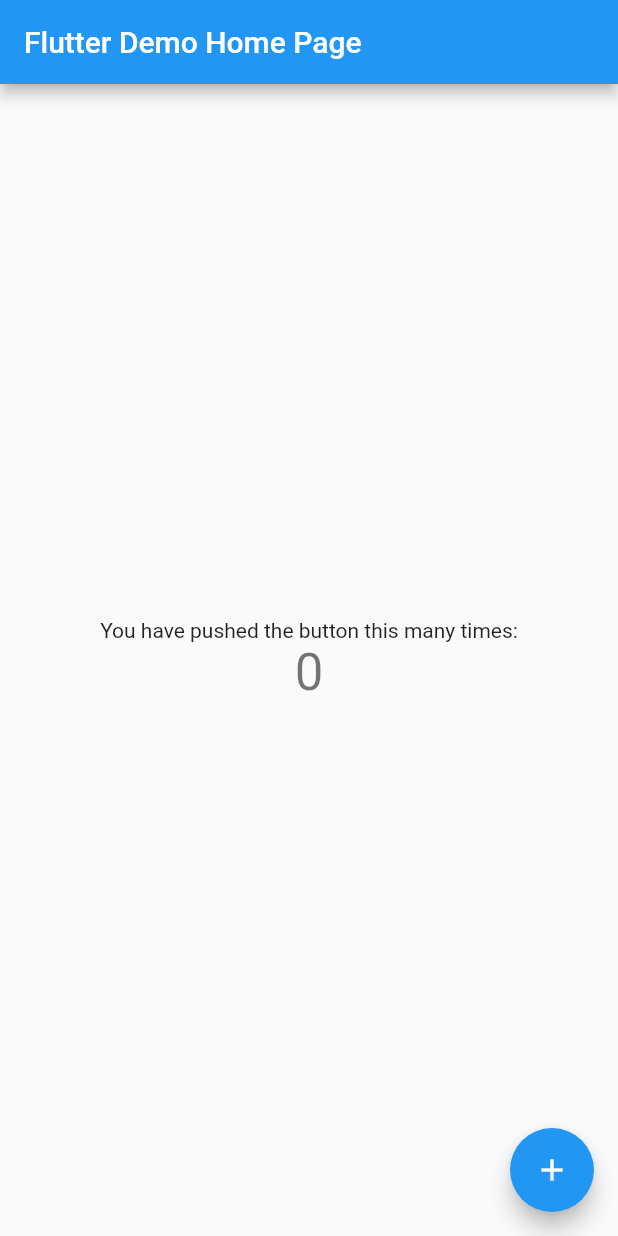
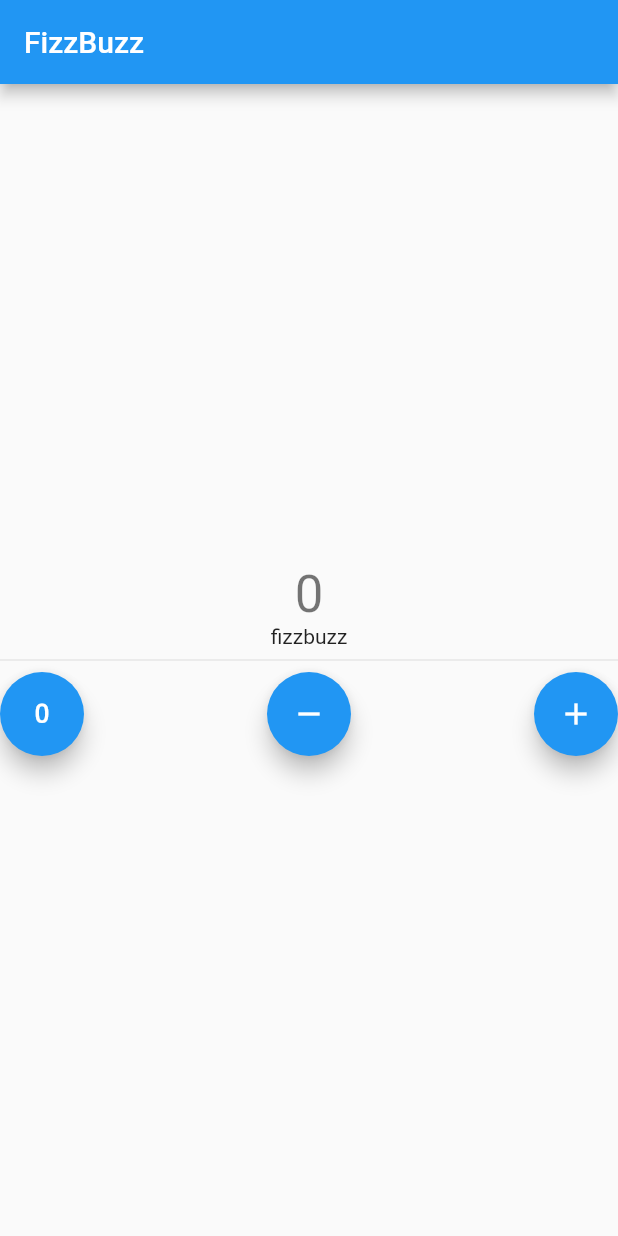
Before and after one commit to SiGMobileUIUC/WeeklyAssignments, a Flutter app: the screen it shows after launch, on a phone screen of 412 x 824 dp. Run offline on Flutter 3.47's test engine with Material 2 defaults, Android fonts, the phone set to English and light mode, and no system bars.

Commit message:
Update main.dart
added answer

```diff
--- a/weekly_assignment_1/lib/main.dart
+++ b/weekly_assignment_1/lib/main.dart
@@ -5,42 +5,21 @@ void main() {
 }
 
 class MyApp extends StatelessWidget {
-  const MyApp({super.key});
-
-  // This widget is the root of your application.
+  const MyApp({Key? key}) : super(key: key);
   @override
   Widget build(BuildContext context) {
     return MaterialApp(
-      title: 'Flutter Demo',
+      title: 'FizzBuzz',
       theme: ThemeData(
-        // This is the theme of your application.
-        //
-        // Try running your application with "flutter run". You'll see the
-        // application has a blue toolbar. Then, without quitting the app, try
-        // changing the primarySwatch below to Colors.green and then invoke
-        // "hot reload" (press "r" in the console where you ran "flutter run",
-        // or simply save your changes to "hot reload" in a Flutter IDE).
-        // Notice that the counter didn't reset back to zero; the application
-        // is not restarted.
         primarySwatch: Colors.blue,
       ),
-      home: const MyHomePage(title: 'Flutter Demo Home Page'),
+      home: const MyHomePage(title: 'FizzBuzz'),
     );
   }
 }
 
 class MyHomePage extends StatefulWidget {
-  const MyHomePage({super.key, required this.title});
-
-  // This widget is the home page of your application. It is stateful, meaning
-  // that it has a State object (defined below) that contains fields that affect
-  // how it looks.
-
-  // This class is the configuration for the state. It holds the values (in this
-  // case the title) provided by the parent (in this case the App widget) and
-  // used by the build method of the State. Fields in a Widget subclass are
-  // always marked "final".
-
+  const MyHomePage({Key? key, required this.title}) : super(key: key);
   final String title;
 
   @override
@@ -52,64 +31,70 @@ class _MyHomePageState extends State<MyHomePage> {
 
   void _incrementCounter() {
     setState(() {
-      // This call to setState tells the Flutter framework that something has
-      // changed in this State, which causes it to rerun the build method below
-      // so that the display can reflect the updated values. If we changed
-      // _counter without calling setState(), then the build method would not be
-      // called again, and so nothing would appear to happen.
       _counter++;
+    });
+  }
+
+  void _decrementCounter() {
+    setState(() {
+      _counter--;
+    });
+  }
+
+  void _zeroCounter() {
+    setState(() {
+      _counter = 0;
     });
   }
 
   @override
   Widget build(BuildContext context) {
-    // This method is rerun every time setState is called, for instance as done
-    // by the _incrementCounter method above.
-    //
-    // The Flutter framework has been optimized to make rerunning build methods
-    // fast, so that you can just rebuild anything that needs updating rather
-    // than having to individually change instances of widgets.
     return Scaffold(
       appBar: AppBar(
-        // Here we take the value from the MyHomePage object that was created by
-        // the App.build method, and use it to set our appbar title.
         title: Text(widget.title),
       ),
       body: Center(
-        // Center is a layout widget. It takes a single child and positions it
-        // in the middle of the parent.
         child: Column(
-          // Column is also a layout widget. It takes a list of children and
-          // arranges them vertically. By default, it sizes itself to fit its
-          // children horizontally, and tries to be as tall as its parent.
-          //
-          // Invoke "debug painting" (press "p" in the console, choose the
-          // "Toggle Debug Paint" action from the Flutter Inspector in Android
-          // Studio, or the "Toggle Debug Paint" command in Visual Studio Code)
-          // to see the wireframe for each widget.
-          //
-          // Column has various properties to control how it sizes itself and
-          // how it positions its children. Here we use mainAxisAlignment to
-          // center the children vertically; the main axis here is the vertical
-          // axis because Columns are vertical (the cross axis would be
-          // horizontal).
           mainAxisAlignment: MainAxisAlignment.center,
           children: <Widget>[
-            const Text(
-              'You have pushed the button this many times:',
-            ),
             Text(
               '$_counter',
               style: Theme.of(context).textTheme.headline4,
             ),
+            Text((() {
+              if (_counter % 5 == 0 && _counter % 3 == 0) {
+                return "fizzbuzz";
+              } else if (_counter % 3 == 0) {
+                return "fizz";
+              } else if (_counter % 5 == 0) {
+                return "buzz";
+              } else
+                return "----";
+            })()),
+            Divider(),
+            Row(
+              mainAxisAlignment: MainAxisAlignment.spaceBetween,
+              children: [
+                FloatingActionButton(
+                  onPressed: _zeroCounter,
+                  tooltip: 'Zero',
+                  child: const Icon(Icons.exposure_zero),
+                ),
+                FloatingActionButton(
+                  onPressed: _decrementCounter,
+                  tooltip: 'Decrement',
+                  child: const Icon(Icons.remove),
+                ),
+                FloatingActionButton(
+                  onPressed: _incrementCounter,
+                  tooltip: 'Increment',
+                  child: const Icon(Icons.add),
+                ),
+              ],
+            ),
           ],
         ),
       ),
-      floatingActionButton: FloatingActionButton(
-        onPressed: _incrementCounter,
-        tooltip: 'Increment',
-        child: const Icon(Icons.add),
-      ), // This trailing comma makes auto-formatting nicer for build methods.
     );
   }
 }
```
